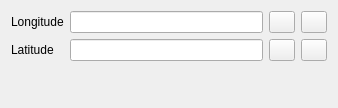
alexbruy/EasyGeoTagger, file easygeotagger/src/plugins/minimal_exif_editor/egtminimalexifeditorcontrolsgui.ui: the form before one commit.
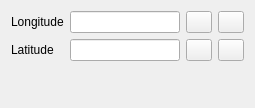
The form after the commit.

What changed in the file:
```diff
--- a/easygeotagger/src/plugins/minimal_exif_editor/egtminimalexifeditorcontrolsgui.ui
+++ b/easygeotagger/src/plugins/minimal_exif_editor/egtminimalexifeditorcontrolsgui.ui
@@ -5,7 +5,7 @@
    <rect>
     <x>0</x>
     <y>0</y>
-    <width>338</width>
+    <width>255</width>
     <height>108</height>
    </rect>
   </property>
```
